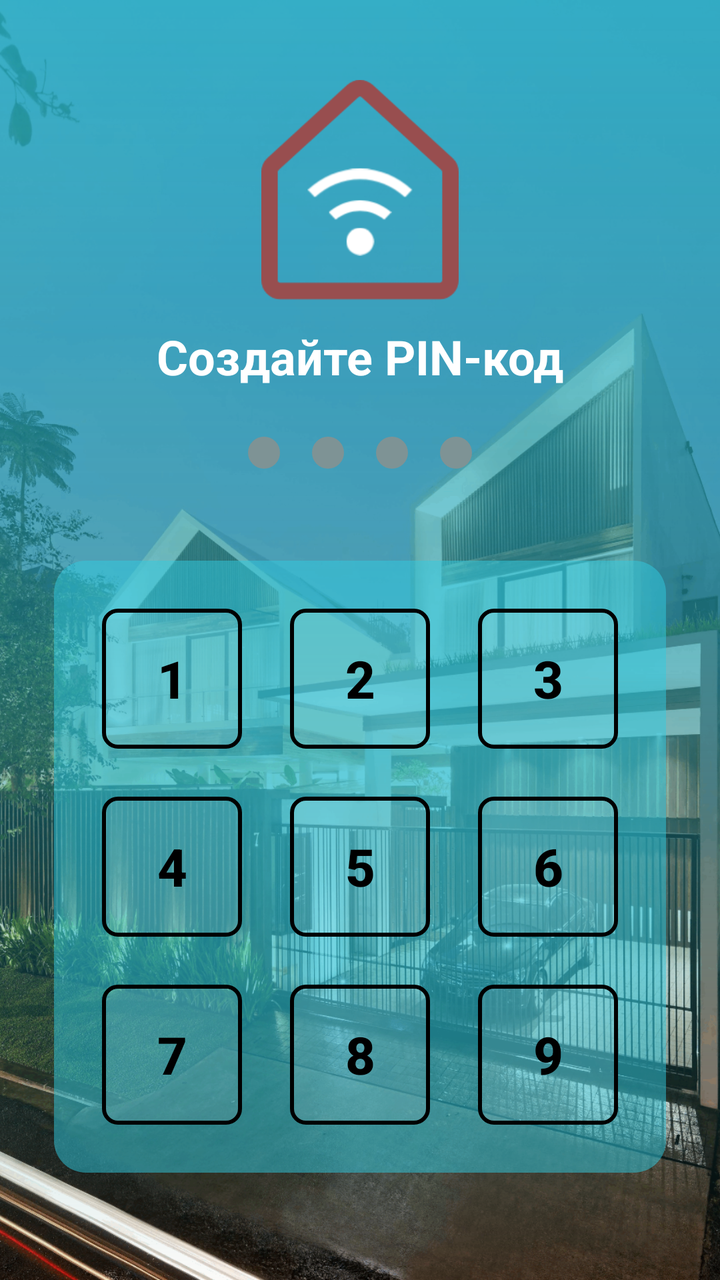
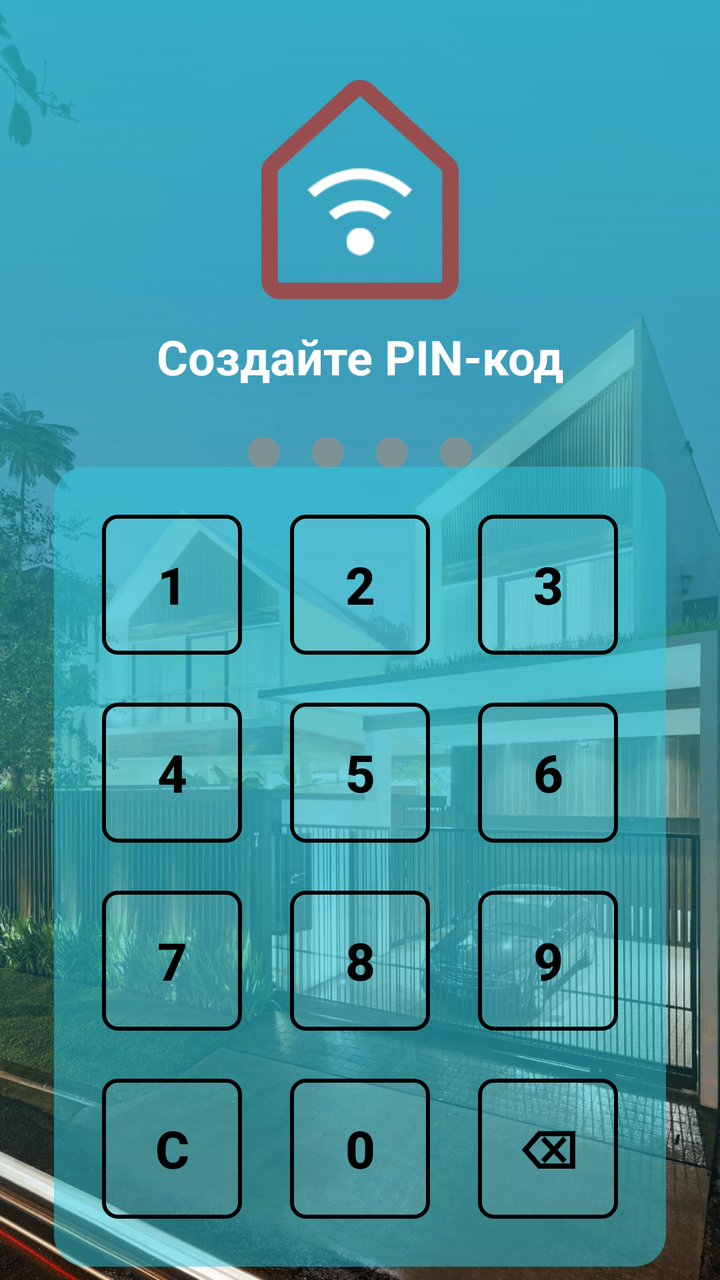

The first picture is an Android layout as it rendered before a commit; the second is the same layout after the commit. The layout source and the unified diff follow.
<!-- AndroidManifest.xml: application theme Theme.HomeSmartPractice -->
<!-- res/layout/activity_create_pin.xml -->
<?xml version="1.0" encoding="utf-8"?>
<androidx.constraintlayout.widget.ConstraintLayout
    xmlns:android="http://schemas.android.com/apk/res/android"
    xmlns:app="http://schemas.android.com/apk/res-auto"
    xmlns:tools="http://schemas.android.com/tools"
    android:layout_width="match_parent"
    android:layout_height="match_parent">

    <ImageView
        android:id="@+id/ivBackgroundHouse"
        android:layout_width="match_parent"
        android:layout_height="match_parent"
        android:scaleType="centerCrop"
        android:src="@drawable/bg_house"
        app:layout_constraintBottom_toBottomOf="parent"
        app:layout_constraintEnd_toEndOf="parent"
        app:layout_constraintStart_toStartOf="parent"
        app:layout_constraintTop_toTopOf="parent" />

    <View
        android:id="@+id/vGradientOverlay"
        android:layout_width="match_parent"
        android:layout_height="match_parent"
        android:background="@drawable/bg_gradient"
        app:layout_constraintBottom_toBottomOf="parent"
        app:layout_constraintEnd_toEndOf="parent"
        app:layout_constraintStart_toStartOf="parent"
        app:layout_constraintTop_toTopOf="parent" />

    <ImageView
        android:id="@+id/ivLogo"
        android:layout_width="110dp"
        android:layout_height="110dp"
        android:layout_marginTop="40dp"
        android:src="@drawable/ic_logo"
        app:layout_constraintEnd_toEndOf="parent"
        app:layout_constraintStart_toStartOf="parent"
        app:layout_constraintTop_toTopOf="parent" />

    <TextView
        android:id="@+id/tvPinTitle"
        android:layout_width="wrap_content"
        android:layout_height="wrap_content"
        android:layout_marginTop="12dp"
        android:text="Создайте PIN-код"
        android:textColor="#FFFFFF"
        android:textSize="24sp"
        android:textStyle="bold"
        app:layout_constraintEnd_toEndOf="parent"
        app:layout_constraintStart_toStartOf="parent"
        app:layout_constraintTop_toBottomOf="@id/ivLogo" />

    <LinearLayout
        android:id="@+id/llPinDots"
        android:layout_width="wrap_content"
        android:layout_height="wrap_content"
        android:layout_marginTop="16dp"
        android:orientation="horizontal"
        app:layout_constraintEnd_toEndOf="parent"
        app:layout_constraintStart_toStartOf="parent"
        app:layout_constraintTop_toBottomOf="@id/tvPinTitle">

        <View
            android:layout_width="16dp"
            android:layout_height="16dp"
            android:layout_margin="8dp"
            android:background="@drawable/bg_pin_dot" />

        <View
            android:layout_width="16dp"
            android:layout_height="16dp"
            android:layout_margin="8dp"
            android:background="@drawable/bg_pin_dot" />

        <View
            android:layout_width="16dp"
            android:layout_height="16dp"
            android:layout_margin="8dp"
            android:background="@drawable/bg_pin_dot" />

        <View
            android:layout_width="16dp"
            android:layout_height="16dp"
            android:layout_margin="8dp"
            android:background="@drawable/bg_pin_dot" />
    </LinearLayout>

    <LinearLayout
        android:id="@+id/llKeyboardCard"
        android:layout_width="wrap_content"
        android:layout_height="wrap_content"
        android:layout_marginTop="24dp"
        android:layout_marginBottom="40dp"
        android:background="@drawable/bg_card_input"
        android:orientation="vertical"
        android:padding="12dp"
        app:layout_constraintBottom_toBottomOf="parent"
        app:layout_constraintEnd_toEndOf="parent"
        app:layout_constraintStart_toStartOf="parent"
        app:layout_constraintTop_toBottomOf="@id/llPinDots"
        app:layout_constraintVertical_bias="0.5">

        <GridLayout
            android:id="@+id/glKeyboard"
            android:layout_width="wrap_content"
            android:layout_height="wrap_content"
            android:columnCount="3"
            android:rowCount="3">

            <Button android:id="@+id/btn_sec" style="@style/PinButtonStyle" android:text="1" />
            <Button style="@style/PinButtonStyle" android:text="2" />
            <Button style="@style/PinButtonStyle" android:text="3" />

            <Button style="@style/PinButtonStyle" android:text="4" />
            <Button style="@style/PinButtonStyle" android:text="5" />
            <Button style="@style/PinButtonStyle" android:text="6" />

            <Button style="@style/PinButtonStyle" android:text="7" />
            <Button style="@style/PinButtonStyle" android:text="8" />
            <Button style="@style/PinButtonStyle" android:text="9" />

        </GridLayout>
    </LinearLayout>

</androidx.constraintlayout.widget.ConstraintLayout>
<!-- resources referenced by this layout -->
<resources>
  <!-- drawable bg_card_input (drawable) -->
  <?xml version="1.0" encoding="utf-8"?>
  <shape xmlns:android="http://schemas.android.com/apk/res/android"
      android:shape="rectangle">
      <solid android:color="#8030CCE1" />
      <corners android:radius="16dp" />
  </shape>
  <!-- drawable bg_gradient (drawable) -->
  <?xml version="1.0" encoding="utf-8"?>
  <shape xmlns:android="http://schemas.android.com/apk/res/android"
      android:shape="rectangle">
      <gradient
          android:angle="270"
          android:startColor="#CC2BBED1"
          android:centerColor="#9923A2B2"
          android:endColor="#001B828F"
          android:type="linear" />
  </shape>
  <!-- drawable bg_house: png bitmap (drawable, 720691 bytes) -->
  <!-- drawable bg_pin_dot (drawable) -->
  <?xml version="1.0" encoding="utf-8"?>
  <shape xmlns:android="http://schemas.android.com/apk/res/android"
      android:shape="oval">
      <solid android:color="#7E9395" />
      <size android:width="16dp" android:height="16dp"/>
  </shape>
  <!-- drawable ic_logo: png bitmap (drawable, 3486 bytes) -->
  <style name="PinButtonStyle" parent="Widget.Material3.Button">
          <item name="android:layout_width">70dp</item>
          <item name="android:layout_height">70dp</item>
          <item name="android:layout_margin">12dp</item>
          <item name="android:background">@drawable/bg_pin_square_button</item>
          <item name="android:textAllCaps">false</item>
          <item name="backgroundTint">@null</item>
          <item name="backgroundTintMode">add</item>
          <item name="android:insetTop">0dp</item>
          <item name="android:insetBottom">0dp</item>
          <item name="android:padding">0dp</item>
          <item name="android:textColor">#000000</item>
          <item name="android:textSize">26sp</item>
          <item name="android:textStyle">bold</item>
      </style>
  <style name="Theme.HomeSmartPractice" parent="Base.Theme.HomeSmartPractice" />
  <!-- drawable bg_pin_square_button (drawable) -->
  <?xml version="1.0" encoding="utf-8"?>
  <selector xmlns:android="http://schemas.android.com/apk/res/android">
      <item android:state_pressed="true">
          <shape android:shape="rectangle">
              <solid android:color="#4DFFFFFF" />
              <stroke android:width="2dp" android:color="#000000" />
              <corners android:radius="12dp" />
              <size android:width="90dp" android:height="70dp"/>
          </shape>
      </item>
      <item>
          <shape android:shape="rectangle">
              <solid android:color="#1AFFFFFF" />
              <stroke android:width="2dp" android:color="#000000" />
              <corners android:radius="7dp" />
              <size android:width="90dp" android:height="70dp"/>
          </shape>
      </item>
  </selector>
  <style name="Base.Theme.HomeSmartPractice" parent="Theme.Material3.DayNight.NoActionBar">
          
          
      </style>
</resources>

<!-- the commit's change to res/layout/activity_create_pin.xml (unified diff, before → after) -->
@@ -83,6 +83,8 @@
             android:layout_height="16dp"
             android:layout_margin="8dp"
             android:background="@drawable/bg_pin_dot" />
+
+
     </LinearLayout>
 
     <LinearLayout
@@ -105,7 +107,7 @@
             android:layout_width="wrap_content"
             android:layout_height="wrap_content"
             android:columnCount="3"
-            android:rowCount="3">
+            android:rowCount="4">
 
             <Button android:id="@+id/btn_sec" style="@style/PinButtonStyle" android:text="1" />
             <Button style="@style/PinButtonStyle" android:text="2" />
@@ -119,6 +121,10 @@
             <Button style="@style/PinButtonStyle" android:text="8" />
             <Button style="@style/PinButtonStyle" android:text="9" />
 
+            <Button style="@style/PinButtonStyle" android:text="С" />
+            <Button style="@style/PinButtonStyle" android:text="0" />
+            <Button style="@style/PinButtonStyle" android:text="⌫" />
+
         </GridLayout>
     </LinearLayout>
 
